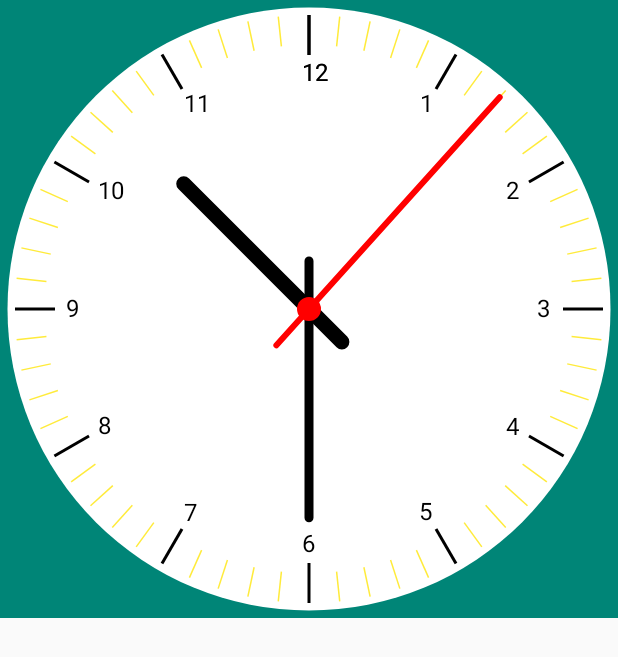
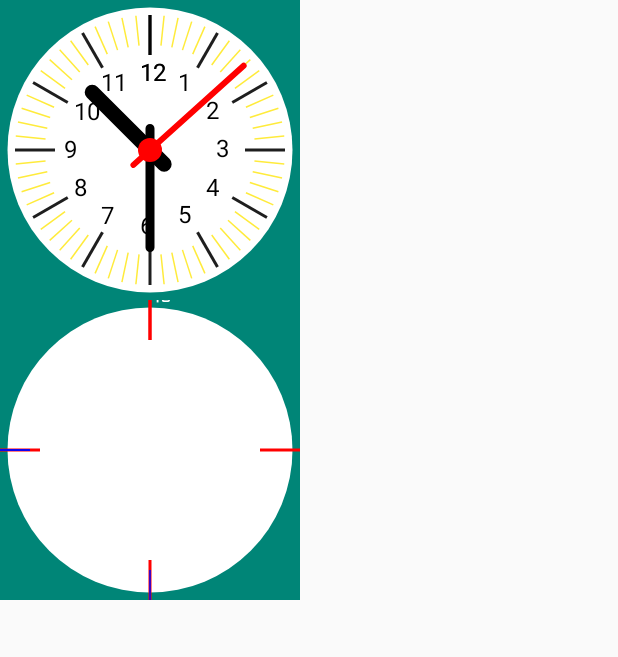
Before and after one commit to wmyasw/KotlinMvpDemo, an Android app: the screen it shows after launch (WidgetActivity), on a phone screen of 412 x 824 dp. Shown: the top 657 px of the screen. Run offline under Robolectric (Android 15) with nearby library versions, the phone set to English and light mode, and no system bars; libraries missing offline, so code that uses them is left out: com.scwang.smartrefresh, okhttp3.internal; 2 statements that could not run were skipped.

Commit message:
no message

```diff
--- a/app/src/main/AndroidManifest.xml
+++ b/app/src/main/AndroidManifest.xml
@@ -8,7 +8,12 @@
     <uses-permission android:name="android.permission.ACCESS_NETWORK_STATE" />
     <uses-permission android:name="android.permission.CHANGE_WIFI_STATE" />
     <uses-permission android:name="android.permission.INTERNET" />
-
+    <uses-feature
+        android:name="android.hardware.sensor.proximity"
+        android:required="true"/>
+    <uses-feature
+        android:name="android.hardware.sensor.gyroscope"
+        android:required="true"/>
     <application
         android:name=".MyAppLication"
         android:allowBackup="true"
--- a/app/src/main/java/com/wmy/kotlin/demo/ui/WidgetActivity.kt
+++ b/app/src/main/java/com/wmy/kotlin/demo/ui/WidgetActivity.kt
@@ -1,10 +1,16 @@
 package com.wmy.kotlin.demo.ui
 
+import android.hardware.Sensor
+import android.hardware.SensorEvent
+import android.hardware.SensorEventListener
+import android.hardware.SensorManager
 import androidx.appcompat.app.AppCompatActivity
 import android.os.Bundle
 import com.wmy.kotlin.demo.R
+import com.wmy.kotlin.demo.utils.LogUtils
 import com.wmy.kotlin.mvp.lib.base.BaseActivity
 import com.wmy.kotlin.mvp.lib.mvp.contract.BaseContract.Presenter
+import kotlinx.android.synthetic.main.activity_widget.*
 
 class WidgetActivity : BaseActivity<Presenter<Any>, Any>() {
     override fun initPresenter(): Presenter<Any>? {
@@ -12,6 +18,35 @@ class WidgetActivity : BaseActivity<Presenter<Any>, Any>() {
     }
 
     override fun init() {
+
+
+// 取传感器
+        val sensorManager: SensorManager =
+                getSystemService(SENSOR_SERVICE) as SensorManager;
+        // 获取陀螺仪
+        val  gyroscopeSensor =
+                sensorManager.getDefaultSensor(Sensor.TYPE_ORIENTATION)
+
+
+// Create a listener
+
+        sensorManager.registerListener(object:SensorEventListener{
+            override fun onAccuracyChanged(p0: Sensor?, p1: Int) {
+
+            }
+
+            override fun onSensorChanged(p0: SensorEvent?) {
+                var values= p0!!.values
+
+                var value0=values[0];
+                var value1=values[1];
+                LogUtils.e("打印数据：$value0  $value1")
+                compassView.setValues(values)
+            }
+
+        },
+                gyroscopeSensor, SensorManager.SENSOR_DELAY_NORMAL);
+
     }
 
     override fun layoutId(): Int =R.layout.activity_widget
@@ -23,4 +58,5 @@ class WidgetActivity : BaseActivity<Presenter<Any>, Any>() {
     }
 
 
+
 }
--- /dev/null
+++ b/app/src/main/java/com/wmy/kotlin/demo/widget/CompassView.kt
@@ -0,0 +1,144 @@
+package com.wmy.kotlin.demo.widget
+
+import android.content.Context
+import android.graphics.*
+import android.util.AttributeSet
+import android.view.View
+import com.wmy.kotlin.demo.utils.Utils
+import okhttp3.internal.Util
+
+
+/**
+ * 指南针
+ *@author：wmyasw
+ */
+class CompassView @JvmOverloads constructor(
+        context: Context, attrs: AttributeSet? = null, defStyleAttr: Int = 0
+) : View(context, attrs, defStyleAttr) {
+    var mRadius: Float = 0.0f // 圆形半径
+    //指南针圆心点坐标
+    private val mCenterX = 0
+    private val mCenterY = 0
+    //外圆半径
+    private val mOutSideRadius = 0
+    //外接圆半径
+    private val mCircumRadius = 0
+
+    var mPadding: Float = 0.0f  // 边距
+    var mTextSize: Float = 0.0f  // 文字大小
+    var mSecondPointWidth: Float = 0.0f  // 秒针宽度
+    var mPointRadius: Float = 0.0f    // 指针圆角
+    var mPointEndLength: Float = 0.0f // 指针末尾长度
+
+    var pointColor: Int = 0  // 指针颜色
+    var mColorLong: Int = 0    // 长线的颜色
+    var mColorShort: Int = 0  // 短线的颜色
+
+    var mPaint: Paint? = null // 画笔
+    var mDrawFilter: PaintFlagsDrawFilter? = null // 为画布设置抗锯齿
+    private var mWidth = 0
+    private var mHeight = 0
+    private var widthPixels: Int
+    private var heightPixels: Int
+
+    init {
+        // 为画布实现抗锯齿
+        mDrawFilter = PaintFlagsDrawFilter(0, Paint.ANTI_ALIAS_FLAG or Paint.FILTER_BITMAP_FLAG)
+//        //测量手机的宽度
+        widthPixels = context.getResources().getDisplayMetrics().widthPixels;
+        heightPixels = context.getResources().getDisplayMetrics().heightPixels;
+//        // 默认和屏幕的宽高最小值相等
+        mWidth = Math.min(widthPixels, heightPixels);
+        mPadding = Utils.dp2px(10)
+        mHeight = mWidth
+        mPaint = Paint()
+        mPaint!!.isAntiAlias = true
+        mPaint!!.isDither = true
+    }
+
+    override fun onMeasure(widthMeasureSpec: Int, heightMeasureSpec: Int) {
+        super.onMeasure(widthMeasureSpec, heightMeasureSpec)
+        setMeasuredDimension(measureSize(widthMeasureSpec), measureSize(heightMeasureSpec));
+    }
+
+    override fun onSizeChanged(w: Int, h: Int, oldw: Int, oldh: Int) {
+        super.onSizeChanged(w, h, oldw, oldh)
+        mRadius = (Math.min(w, h) - mPadding) / 2
+        //判断当前view 设置宽度大于屏幕宽度的话 使用屏幕宽度
+        if (w > widthPixels)
+            mRadius = (Math.min(widthPixels, h) - mPadding) / 2
+        if (h > heightPixels)
+            mRadius = (Math.min(w, heightPixels) - mPadding) / 2
+        mPointEndLength = mRadius / 6; // 设置成半径的六分之一
+    }
+
+    var rotate :Float=0F
+    open fun setValues(values: FloatArray)
+    {
+        rotate = values[0]
+        postInvalidate()
+    }
+
+    fun measureSize(measureSpec: Int): Int {
+        var size = MeasureSpec.getSize(measureSpec);
+        mWidth = Math.min(measuredWidth, size)
+        if (mWidth > widthPixels)
+            mWidth = widthPixels
+        if (mWidth > heightPixels)
+            mWidth = heightPixels
+        mHeight = mWidth
+        return mWidth
+    }
+
+    override fun onDraw(canvas: Canvas?) {
+        super.onDraw(canvas)
+        if (canvas != null) {
+            canvas.rotate(rotate,(mWidth!! / 2).toFloat(), (mWidth!! / 2).toFloat())
+            drawCircle(canvas)
+            drawScale(canvas)
+        }
+    }
+
+    // 绘制半径圆
+    fun drawCircle(canvas: Canvas) {
+        //保存原始状态
+        canvas.save()
+        mPaint!!.setColor(Color.WHITE);
+        mPaint!!.setStyle(Paint.Style.FILL);
+        canvas.drawCircle((mWidth / 2).toFloat(), (mWidth / 2).toFloat(), mRadius, mPaint!!);
+        canvas.restore()
+
+    }
+
+    //绘制刻度
+    fun drawScale(canvas: Canvas) {
+        canvas.save()
+        var lineWidth: Int
+        canvas.drawText("北", (mWidth!! / 2).toFloat(), 0f, mPaint!!)
+        mPaint!!.setStyle(Paint.Style.FILL);
+        for (i in 0..12) {
+            if (i % 3 == 0) {
+                lineWidth = 40
+                mPaint!!.setStrokeWidth(Utils.dp2px(2))
+//                mPaint!!.setColor(mColorLong)
+                mPaint!!.setColor(Color.RED)
+                canvas.save()
+                mPaint!!.setTextSize(Utils.sp2px(14));
+//                canvas.rotate(-90F * i, (mWidth!! / 2).toFloat(), (mWidth!! / 2).toFloat());
+
+                canvas.restore()
+            } else {
+                lineWidth = 30
+//                mPaint!!.setColor(mColorShort)
+                mPaint!!.setColor(Color.BLUE);
+                mPaint!!.setStrokeWidth(Utils.dp2px(1))
+            }
+//            canvas.save()
+
+            canvas.drawLine((mWidth!! / 2).toFloat(), 0f, (mWidth!! / 2).toFloat(), lineWidth.toFloat(), mPaint!!);
+            canvas.rotate(90F, (mWidth!! / 2).toFloat(), (mWidth!! / 2).toFloat());
+        }
+        canvas.restore()
+
+    }
+}
--- a/app/src/main/java/com/wmy/kotlin/demo/widget/WatchBoard.kt
+++ b/app/src/main/java/com/wmy/kotlin/demo/widget/WatchBoard.kt
@@ -151,7 +151,7 @@ class WatchBoard @JvmOverloads constructor(
                 //由于我们没旋转一次，会使用Canvas的rotate方法顺时针旋转6度，所以文字也会跟着旋转，但是我们要让文字不旋转的话，就需要逆时针旋转相应的度数
                 canvas.rotate(-(6 * i).toFloat())
                 canvas.drawText(text,
-                        (mWidth - mPadding) / 2.toFloat(),
+                        (mWidth - mPadding) / 2.toFloat()-Utils.dp2px(2),
                         (mWidth + mPadding) / 2.toFloat(), mPaint!!)
                 canvas.restore()
             }
@@ -170,19 +170,10 @@ class WatchBoard @JvmOverloads constructor(
 
         for (i in 0..60) {
             if (i % 5 == 0) {
-                mPaint!!.setStrokeWidth(Utils.dp2px(2))
-                mPaint!!.setColor(mColorLong);
                 lineWidth = 40;
                 mPaint!!.setStrokeWidth(Utils.dp2px(2))
                 mPaint!!.setColor(mColorLong);
 
-                // 这里是字体的绘制
-                canvas.save()
-                mPaint!!.setTextSize(mTextSize);
-                val text = (if (i / 5 === 0) 12 else i / 5).toString() + ""
-                var textBound = Rect()
-                mPaint!!.getTextBounds(text, 0, text.length, textBound);
-                mPaint!!.setColor(Color.BLACK);
             } else {
                 lineWidth = 30;
                 mPaint!!.setColor(mColorShort);
--- a/app/src/main/res/layout/activity_widget.xml
+++ b/app/src/main/res/layout/activity_widget.xml
@@ -5,10 +5,22 @@
     android:layout_width="match_parent"
     android:layout_height="match_parent"
     tools:context=".ui.WidgetActivity">
+
     <com.wmy.kotlin.demo.widget.WatchBoard
-        android:layout_width="500dp"
-        android:layout_height="500dp"
+        android:id="@+id/watchBoard"
+        android:layout_width="200dp"
+        android:layout_height="200dp"
         android:background="@color/colorPrimary"
         app:wb_scale_short_color="@color/colorAccent"
         tools:ignore="MissingConstraints" />
+
+    <com.wmy.kotlin.demo.widget.CompassView
+        android:id="@+id/compassView"
+        android:layout_width="200dp"
+        android:layout_height="200dp"
+        android:background="@color/colorPrimary"
+        app:layout_constraintTop_toBottomOf="@+id/watchBoard"
+        app:wb_scale_short_color="@color/colorAccent"
+        tools:ignore="MissingConstraints"
+        tools:layout_editor_absoluteX="0dp" />
 </androidx.constraintlayout.widget.ConstraintLayout>
```
